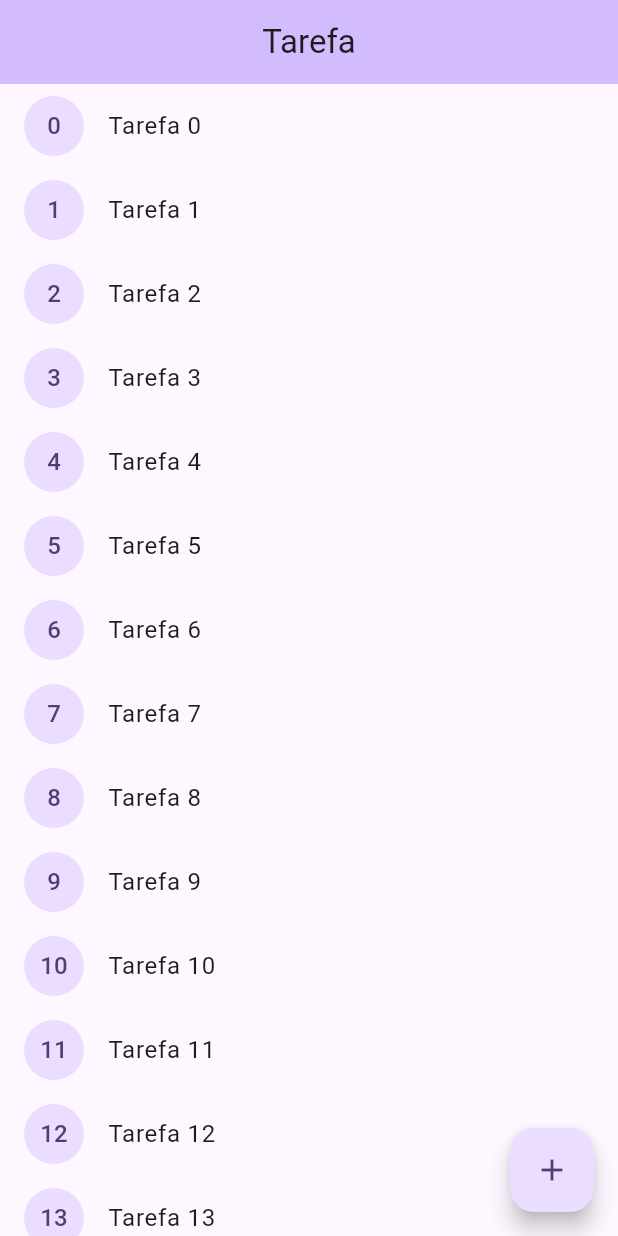
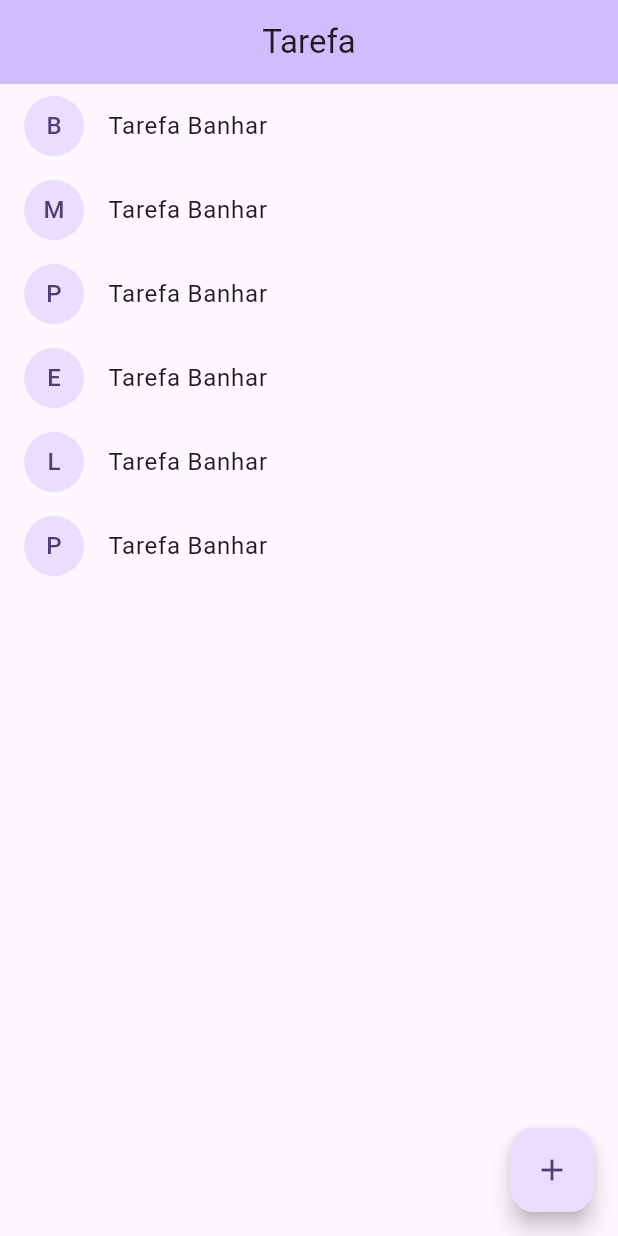
Before and after one commit to mbala-sadraue/flutter-estudos, a Flutter app: the HomePageTask screen opened directly, after a tap on the "add" icon, on a phone screen of 412 x 824 dp. Run offline on Flutter 3.47's test engine with Material 3 defaults, Android fonts, the phone set to English and light mode, and no system bars; our stand-ins replace get, image_picker, permission_handler, sqflite; accounts and stored records are empty.

Commit message:
mostrar lista de tarefas

```diff
--- a/fluxo/lib/main.dart
+++ b/fluxo/lib/main.dart
@@ -17,7 +17,7 @@
         colorScheme: ColorScheme.fromSeed(seedColor: Colors.deepPurple),
         useMaterial3: true,
       ),
-      home: const HomePageTask('Tarefa'),
+      home:  HomePageTask('Tarefa'),
     );
   }
 }
--- a/fluxo/lib/modules/tarefas/bloc/tarefa_bloc.dart
+++ b/fluxo/lib/modules/tarefas/bloc/tarefa_bloc.dart
@@ -0,0 +1,37 @@
+// class TarefaBloc <TarefaEvent,TarefaState>{}
+
+import 'dart:async';
+
+import 'package:fluxo/modules/tarefas/bloc/tarefa_event.dart';
+import 'package:fluxo/modules/tarefas/bloc/tarefa_sate.dart';
+import 'package:fluxo/modules/tarefas/modules/tarefa.dart';
+import 'package:fluxo/modules/tarefas/respositories/tarefa_repository.dart';
+
+class TarefaBloc {
+  final StreamController<TarefaEvent> _inputTarefaController =
+      StreamController<TarefaEvent>();
+  final StreamController<TarefaState> _outputTarefaController =
+      StreamController<TarefaState>();
+  final tarefaRepository = TarefaRepository();
+
+  Sink get inputTarefa => _inputTarefaController.sink;
+  Stream<TarefaState> get tarefaState => _outputTarefaController.stream;
+  TarefaBloc() {
+    _inputTarefaController.stream.listen(_mapEventTOState);
+  }
+
+  void _mapEventTOState(TarefaEvent event) async {
+    List<Tarefa> tarefas = [];
+
+    _outputTarefaController.add(TarefaLoadingState());
+    if (event is GetTarefas) {
+      tarefas = await tarefaRepository.getTarefa;
+    } else if (event is PostTarefa) {
+      tarefas = await tarefaRepository.postTarefa(event.tarefa);
+    } else if (event is DeteleTarefa) {
+      await tarefaRepository.deteleTarefa(event.tarefa);
+    }
+
+    _outputTarefaController.add(TarefaLoaded(tarefas: tarefas));
+  }
+}
--- a/fluxo/lib/modules/tarefas/respositories/tarefa_repository.dart
+++ b/fluxo/lib/modules/tarefas/respositories/tarefa_repository.dart
@@ -9,11 +9,11 @@ class TarefaRepository{
    TarefaRepository(){
       _tarefas.addAll([
         const Tarefa("Banhar"),
-        const Tarefa("Banhar"),
-        const Tarefa("Banhar"),
-        const Tarefa("Banhar"),
-        const Tarefa("Banhar"),
-        const Tarefa("Banhar"),
+        const Tarefa("Marta"),
+        const Tarefa("Paula"),
+        const Tarefa("Estefhania"),
+        const Tarefa("Luena"),
+        const Tarefa("Pompeu"),
         ]
       );
   }
--- a/fluxo/lib/modules/tarefas/ui/home_page.dart
+++ b/fluxo/lib/modules/tarefas/ui/home_page.dart
@@ -1,49 +1,66 @@
-
 // ignore_for_file: prefer_const_constructors
 
 import 'package:flutter/material.dart';
+import 'package:fluxo/modules/tarefas/bloc/tarefa_bloc.dart';
+import 'package:fluxo/modules/tarefas/bloc/tarefa_event.dart';
+import 'package:fluxo/modules/tarefas/bloc/tarefa_sate.dart';
 
-class HomePageTask extends StatelessWidget{
+class HomePageTask extends StatelessWidget {
+  final String title;
+  late final TarefaBloc tarefaBloc;
+  HomePageTask(this.title, {super.key}) {
+    tarefaBloc = TarefaBloc();
 
-
-    final String title;
-    const HomePageTask(this.title,{super.key});
-
+    tarefaBloc.inputTarefa.add(GetTarefas());
+  }
   @override
-    Widget build(BuildContext context){
-
-
+  Widget build(BuildContext context) {
     return Scaffold(
-
       appBar: AppBar(
         backgroundColor: Theme.of(context).colorScheme.inversePrimary,
-            title:  Center(child: Text(title),),
+        title: Center(
+          child: Text(title),
         ),
-
+      ),
       body: Column(
         children: [
           Expanded(
-                child: ListView.builder(
-                  itemCount: 30,
-                  itemBuilder: (context, index){
+            child: StreamBuilder<TarefaState>(
+                stream: tarefaBloc.tarefaState,
+                builder: (context, state) {
+                  if (state is TarefaLoadingState) {
+                    print("Entruiu");
+                    return const Center(
+                      child: CircularProgressIndicator(),
+                    );
+                  } else if (state.data is TarefaLoaded) {
 
+                    final List terefas =  state.data?.tarefas ?? [];
+                    return ListView.builder(
+                        itemCount:terefas.length,
+                        itemBuilder: (context, index) {
+                          return ListTile(
+                            leading: CircleAvatar(
+                              child: Text(terefas[index].nome[0]),
+                            ),
+                            title: Text("Tarefa ${terefas[0].nome}"),
+                          );
+                        });
+                  }
+                  else{
 
-                    return ListTile(
-                      leading: CircleAvatar(child: Text("$index"),),
-                      title: Text("Tarefa $index"),
+                    print(state);
 
-                    );
-
-                  }),),
+                    return Text("Errro");
+                  }
+                }),
+          ),
         ],
       ),
       floatingActionButton: FloatingActionButton(
         child: Icon(Icons.add),
-            onPressed: (){},
+        onPressed: () {},
       ),
     );
-
   }
-
-
 }
```
Lines whose indentation alone changed are shown as unchanged.
